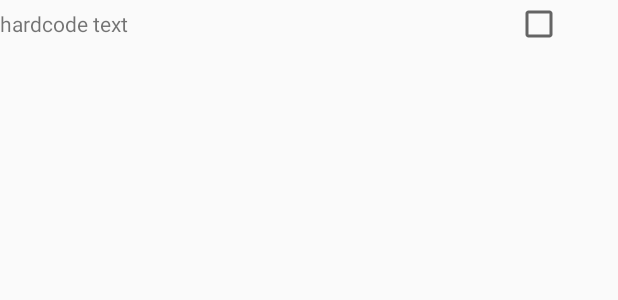
After one commit to abbath0767/SimpleEat, an Android app: the layout basket_card_view_element_item.xml on its own in the app's theme, with its tools: preview values and no code run, on a phone screen of 412 x 824 dp. The commit adds this screen. Shown: the top 300 px of the screen. Run offline under Robolectric (Android 15) with nearby library versions, the phone set to English and light mode, and no system bars.

Commit message:
change listview to linearlayout

```diff
--- /dev/null
+++ b/app/src/main/res/layout/basket_card_view_element_item.xml
@@ -0,0 +1,19 @@
+<?xml version="1.0" encoding="utf-8"?>
+<LinearLayout xmlns:android="http://schemas.android.com/apk/res/android"
+              android:orientation="horizontal"
+              android:layout_width="match_parent"
+              android:layout_height="match_parent">
+    <TextView
+        android:id="@+id/basket_fragment_card_view_layout_text_view_ingr_name"
+        android:layout_width="0dp"
+        android:layout_weight="5"
+        android:layout_height="wrap_content"
+        android:text="hardcode text"/>
+
+    <CheckBox
+        android:id="@+id/basket_fragment_card_view_layout_check_box"
+        android:layout_width="0dp"
+        android:layout_weight="1"
+        android:layout_height="wrap_content"/>
+
+</LinearLayout>
--- a/app/src/main/res/layout/basket_fragment.xml
+++ b/app/src/main/res/layout/basket_fragment.xml
@@ -11,5 +11,4 @@
 
     </android.support.v7.widget.RecyclerView>
 
-
 </LinearLayout>
```
Also changed, not shown: app/src/main/java/com/luxary_team/simpleeat/BasketFragment.java (+38 -3 lines), app/src/main/res/layout/basket_card_view.xml (+22 -3 lines).
